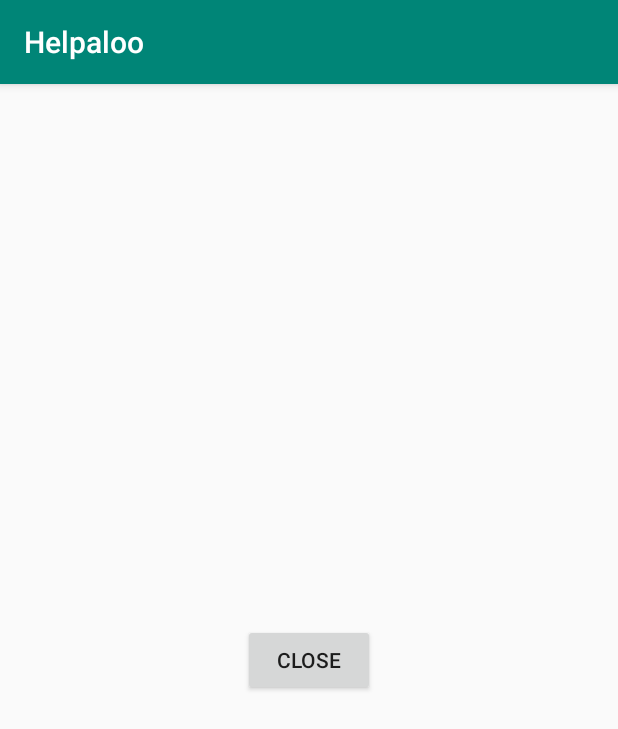
After one commit to EnricCivitRovira/Helpaloo, an Android app: the PostActivity screen opened directly, with no data from a screen before it, on a phone screen of 412 x 824 dp. The commit adds this screen. Shown: the top 729 px of the screen. Run offline under Robolectric (Android 15) with nearby library versions, the phone set to English and light mode, and no system bars.

Commit message:
arreglos visuales y post activity.

```diff
--- a/app/src/main/AndroidManifest.xml
+++ b/app/src/main/AndroidManifest.xml
@@ -1,7 +1,6 @@
 <?xml version="1.0" encoding="utf-8"?>
 <manifest xmlns:android="http://schemas.android.com/apk/res/android"
     package="com.example.helpaloo">
-
     <!-- To auto-complete the email text field in the login form with the user's emails -->
     <uses-permission android:name="android.permission.GET_ACCOUNTS" />
     <uses-permission android:name="android.permission.READ_PROFILE" />
@@ -15,9 +14,10 @@
         android:roundIcon="@mipmap/ic_launcher_round"
         android:supportsRtl="true"
         android:theme="@style/AppTheme">
+        <activity android:name=".PostActivity"></activity>
         <activity
             android:name=".RegisterActivity"
-            android:label="@string/title_activity_register"></activity>
+            android:label="@string/title_activity_register" />
         <activity
             android:name=".MenuActivity"
             android:label="@string/title_activity_menu" />
--- /dev/null
+++ b/app/src/main/java/com/example/helpaloo/PostActivity.java
@@ -0,0 +1,26 @@
+package com.example.helpaloo;
+
+import androidx.appcompat.app.AppCompatActivity;
+
+import android.os.Bundle;
+import android.view.View;
+import android.widget.Button;
+
+public class PostActivity extends AppCompatActivity {
+
+    private Button close;
+
+    @Override
+    protected void onCreate(Bundle savedInstanceState) {
+        super.onCreate(savedInstanceState);
+        setContentView(R.layout.activity_post);
+        close = findViewById(R.id.close);
+        close.setOnClickListener(new View.OnClickListener() {
+            @Override
+            public void onClick(View v) {
+                finish();
+            }
+        });
+
+    }
+}
--- /dev/null
+++ b/app/src/main/res/layout/activity_post.xml
@@ -0,0 +1,22 @@
+<?xml version="1.0" encoding="utf-8"?>
+<androidx.constraintlayout.widget.ConstraintLayout xmlns:android="http://schemas.android.com/apk/res/android"
+    xmlns:app="http://schemas.android.com/apk/res-auto"
+    xmlns:tools="http://schemas.android.com/tools"
+    android:layout_width="match_parent"
+    android:layout_height="match_parent"
+    tools:context=".PostActivity">
+
+    <Button
+        android:id="@+id/close"
+        android:layout_width="wrap_content"
+        android:layout_height="wrap_content"
+        android:layout_marginStart="8dp"
+        android:layout_marginTop="8dp"
+        android:layout_marginEnd="8dp"
+        android:layout_marginBottom="8dp"
+        android:text="Close"
+        app:layout_constraintBottom_toBottomOf="parent"
+        app:layout_constraintEnd_toEndOf="parent"
+        app:layout_constraintStart_toStartOf="parent"
+        app:layout_constraintTop_toTopOf="parent" />
+</androidx.constraintlayout.widget.ConstraintLayout>
```
Also changed, not shown: app/src/main/java/com/example/helpaloo/MyAdapter.java (+12 -1 lines), app/src/main/res/layout/post.xml (+41 -27 lines).
